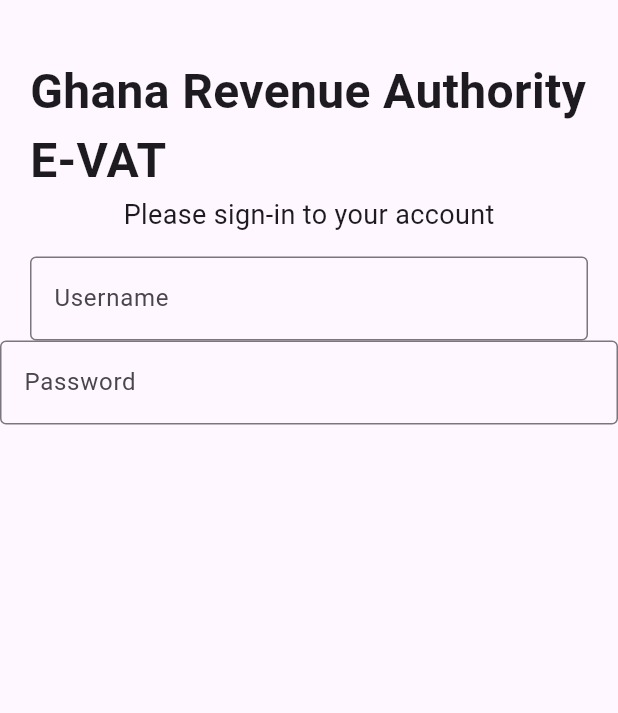
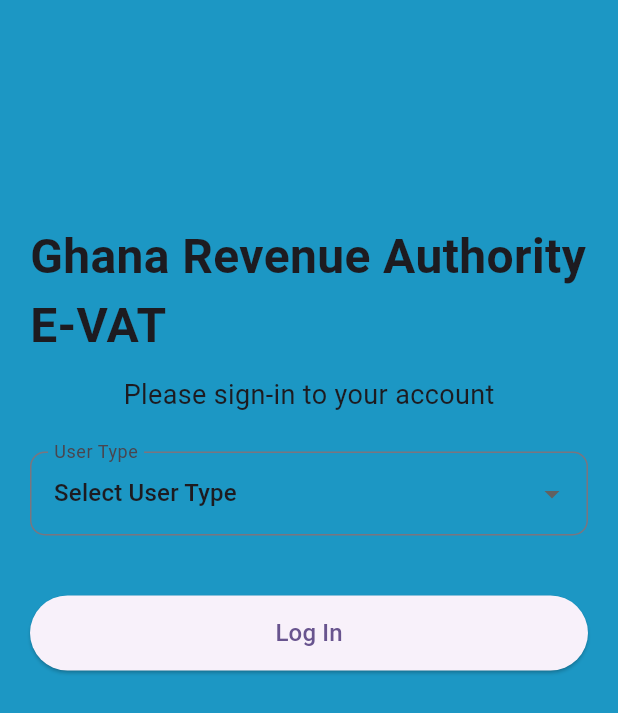
Before and after one commit to DroneBreaker/Flutter-Invoice-App, a Flutter app: the screen it shows after launch, after a tap on "Click to Login", on a phone screen of 412 x 824 dp. Shown: the top 713 px of the screen. Run offline on Flutter 3.47's test engine with Material 3 defaults, Android fonts, the phone set to English and light mode, and no system bars.

Commit message:
Completed the login page with validation...

```diff
--- a/lib/screens/login.dart
+++ b/lib/screens/login.dart
@@ -9,77 +9,205 @@ class LoginPage extends StatefulWidget {
 }
 
 class _LoginPageState extends State<LoginPage> {
+  String selected = 'Select User Type';
+  final _formKey = GlobalKey<FormState>();
+
+  // Controllers for different form fields
+  final TextEditingController businessTINController = TextEditingController();
+  final TextEditingController usernameController = TextEditingController();
+  final TextEditingController passwordController = TextEditingController();
+  final TextEditingController companyController = TextEditingController();
+  final TextEditingController roleController = TextEditingController();
+  final TextEditingController educationController = TextEditingController();
+
+  final List<String> dropdownOptions = [
+    'Select User Type',
+    'Taxpayer',
+    'Authority',
+  ];
+
   @override
   Widget build(BuildContext context) {
     return SafeArea(
       child: Scaffold(
-        body: Column(
+        backgroundColor: const Color.fromARGB(255, 28, 151, 196),
+        body: SingleChildScrollView(
+          child: Padding(
+            padding: const EdgeInsets.only(top: 110.0, left: 20, right: 20),
+            child: Form(
+              key: _formKey,
+              child: Column(
                 children: [
-            const Padding(
-              padding: EdgeInsets.only(top: 38.0, left: 20, right: 20),
-              child: AppText(
+                  const SizedBox(height: 38),
+                  const AppText(
                     title: "Ghana Revenue Authority E-VAT",
                     fontSize: 32,
                     fontWeight: FontWeight.bold,
                   ),
-            ),
+                  const SizedBox(height: 10),
                   const AppText(
                     title: "Please sign-in to your account",
                     fontSize: 18,
                   ),
-            const SizedBox(
-              height: 15,
+                  const SizedBox(height: 25),
+                  DropdownButtonFormField<String>(
+                    value: selected,
+                    decoration: InputDecoration(
+                      border: OutlineInputBorder(
+                          borderRadius: BorderRadius.circular(10)),
+                      labelText: 'User Type',
                     ),
-            Padding(
-              padding: const EdgeInsets.only(left: 20.0, right: 20),
-              child: TextFormField(
-                onChanged: (value) {
-                  // setState(() {
-                  //   _username = value;
-                  // });
+                    items: dropdownOptions.map((String option) {
+                      return DropdownMenuItem<String>(
+                        value: option,
+                        child: Text(option),
+                      );
+                    }).toList(),
+                    onChanged: (String? newValue) {
+                      setState(() {
+                        selected = newValue!;
+                      });
                     },
-                decoration: const InputDecoration(
-                  labelText: 'Username',
-                  border: OutlineInputBorder(),
+                  ),
+                  const SizedBox(height: 20),
+                  _buildDynamicFields(),
+                  const SizedBox(height: 20),
+                  SizedBox(
+                    width: double.infinity,
+                    height: 50,
+                    child: ElevatedButton(
+                      onPressed: () {
+                        if (_formKey.currentState!.validate()) {
+                          // Handle form submission
+                          ScaffoldMessenger.of(context).showSnackBar(
+                            const SnackBar(
+                              content: Text('Processing Login...'),
+                            ),
+                          );
+                          // Add your login logic here
+                        }
+                      },
+                      child: const Text(
+                        'Log In',
+                        style: TextStyle(fontSize: 16),
                       ),
                     ),
                   ),
-            TextFormField(
-              onChanged: (value) {
-                // setState(() {
-                //   _password = value;
-                // });
-              },
-              decoration: const InputDecoration(
-                labelText: 'Password',
-                border: OutlineInputBorder(),
+                ],
               ),
             ),
-            // ElevatedButton(
-            //   onPressed: () {
-            //     if (_username.isEmpty || _password.isEmpty) {
-            //       showDialog(
-            //         context: context,
-            //         child: AlertDialog(
-            //           title: Text('Error'),
-            //           content: Text('Please enter both username and password.'),
-            //         ),
-            //       );
-            //     } else {
-            // Simulate login success
-            // setState(() {
-            //   _username = '';
-            //   _password = '';
-            // });
-            // Navigator.push(
-            //   context,
-            //   MaterialPageRoute(
-            //     builder:
-
-            // }}
-          ],
+          ),
         ),
       ),
     );
   }
+
+  Widget _buildDynamicFields() {
+    switch (selected) {
+      case 'Select User Type':
+        return const SizedBox();
+      case 'Taxpayer':
+        return Column(
+          children: [
+            // business TIN for TP
+            TextFormField(
+              controller: businessTINController,
+              decoration: InputDecoration(
+                labelText: 'Business TIN',
+                border: OutlineInputBorder(
+                  borderRadius: BorderRadius.circular(10),
+                ),
+              ),
+              validator: (value) {
+                if (value == null || value.isEmpty) {
+                  return 'Please enter your TIN';
                 }
+                return null;
+              },
+            ),
+            const SizedBox(height: 15),
+            // Username section for TP
+            TextFormField(
+              controller: usernameController,
+              decoration: InputDecoration(
+                labelText: 'Username',
+                border: OutlineInputBorder(
+                  borderRadius: BorderRadius.circular(10),
+                ),
+              ),
+              validator: (value) {
+                if (value == null || value.isEmpty) {
+                  return 'Please enter your username';
+                }
+                return null;
+              },
+            ),
+            const SizedBox(height: 15),
+            // Password section for TP
+            TextFormField(
+              obscureText: true,
+              controller: passwordController,
+              decoration: InputDecoration(
+                labelText: 'Password',
+                border: OutlineInputBorder(
+                  borderRadius: BorderRadius.circular(10),
+                ),
+              ),
+            ),
+          ],
+        );
+
+      case 'Authority':
+        return Column(
+          children: [
+            TextFormField(
+              controller: usernameController,
+              decoration: InputDecoration(
+                labelText: 'Username',
+                border: OutlineInputBorder(
+                  borderRadius: BorderRadius.circular(10),
+                ),
+              ),
+              validator: (value) {
+                if (value == null || value.isEmpty) {
+                  return 'Please enter username';
+                }
+                return null;
+              },
+            ),
+            const SizedBox(height: 15),
+            TextFormField(
+              obscureText: true,
+              controller: passwordController,
+              decoration: InputDecoration(
+                labelText: 'Password',
+                border: OutlineInputBorder(
+                  borderRadius: BorderRadius.circular(10),
+                ),
+              ),
+              validator: (value) {
+                if (value == null || value.isEmpty) {
+                  return 'Please enter your password';
+                }
+                return null;
+              },
+            ),
+          ],
+        );
+
+      default:
+        return const SizedBox.shrink();
+    }
+  }
+
+  @override
+  void dispose() {
+    businessTINController.dispose();
+    usernameController.dispose();
+    passwordController.dispose();
+    companyController.dispose();
+    roleController.dispose();
+    educationController.dispose();
+    super.dispose();
+  }
+}
```
Lines whose indentation alone changed are shown as unchanged.
